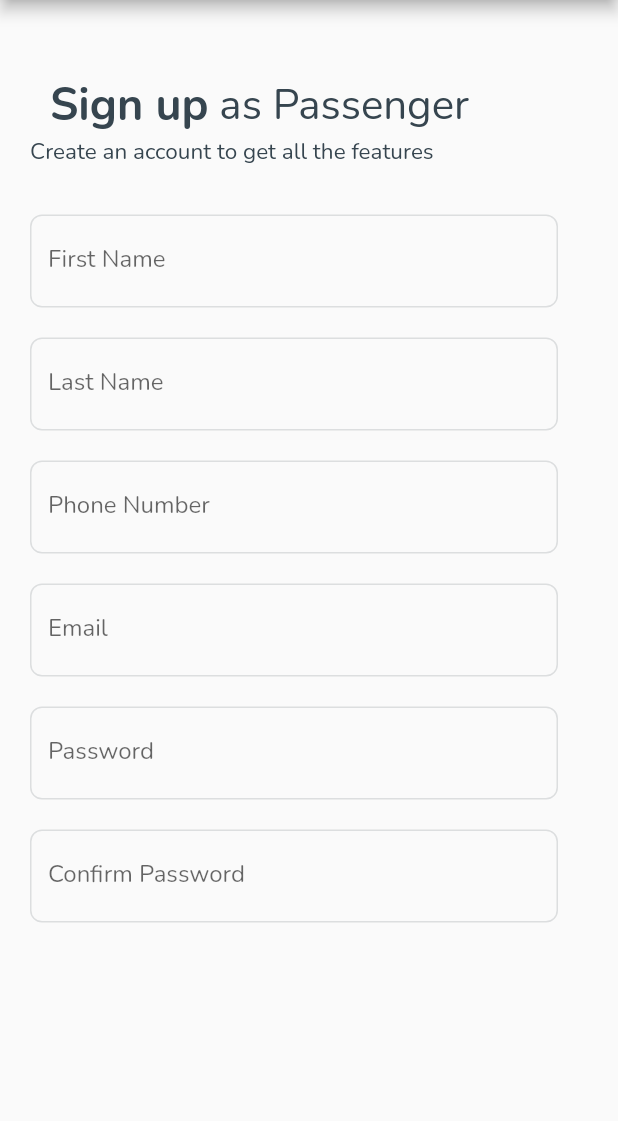
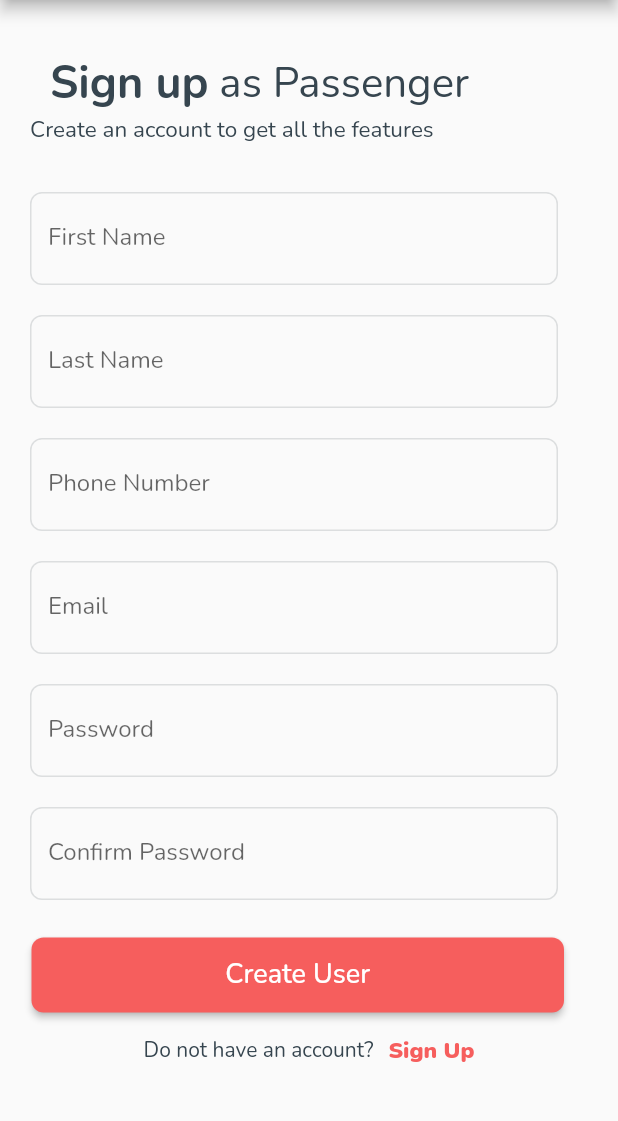
Before and after one commit to SyedAhris/saath-chalo, a Flutter app: the SignupPassenger screen opened directly, on a phone screen of 412 x 824 dp, the part 84-1205 px from its top. Run offline on Flutter 3.47's test engine with Material 2 defaults, Android fonts, the phone set to English and light mode, and no system bars; our stand-ins replace google_fonts; missing offline and left inert: sign_button.

Commit message:
more paddings and signup changes

```diff
--- a/lib/driver_pages/login_page_driver.dart
+++ b/lib/driver_pages/login_page_driver.dart
@@ -102,7 +102,7 @@ class _LoginPageDriverState extends State<LoginPageDriver> {
                 ),
 
                 Padding(
-                  padding: const EdgeInsets.only(top: 25),
+                  padding: const EdgeInsets.only(top: 35),
                   child: SizedBox(
                     width: 360,
                     height: 50,
@@ -151,7 +151,7 @@ class _LoginPageDriverState extends State<LoginPageDriver> {
                 ),
 
                 Padding(
-                  padding: const EdgeInsets.only(top: 25),
+                  padding: const EdgeInsets.only(top: 25, bottom: 25),
                   child: Row(
                     mainAxisAlignment: MainAxisAlignment.center,
                     children: [
--- a/lib/main.dart
+++ b/lib/main.dart
@@ -1,6 +1,7 @@
 import 'package:flutter/material.dart';
 import 'package:flutterdemo/driver_pages/login_page_driver.dart';
 import 'package:flutterdemo/passenger_pages/login_page_passenger.dart';
+import 'package:flutterdemo/passenger_pages/signup_page_passenger.dart';
 import 'package:google_fonts/google_fonts.dart';
 
 
@@ -66,8 +67,9 @@ class _MyHomePageState extends State<MyHomePage> {
       ),
       floatingActionButton: FloatingActionButton(
         onPressed: (){
-          Navigator.of(context).push(MaterialPageRoute(builder: (context)=>LoginPageDriver())
-          );
+          Navigator.of(context).push(MaterialPageRoute(builder: (context)=>LoginPagePassenger()));
+          //Navigator.of(context).push(MaterialPageRoute(builder: (context)=>SignupPassenger()));
+          //Navigator.of(context).push(MaterialPageRoute(builder: (context)=>SignupPassenger()));
         },
         child: const Icon(Icons.add),
       ),
--- a/lib/passenger_pages/login_page_passenger.dart
+++ b/lib/passenger_pages/login_page_passenger.dart
@@ -20,7 +20,7 @@ class _LoginPagePassengerState extends State<LoginPagePassenger> {
       ),
       body: SingleChildScrollView(
         child: Padding(
-          padding: const EdgeInsets.only(top: 50),
+          padding: const EdgeInsets.only(top: 35),
           child: Center(
             child: Column(
               children: [
@@ -151,7 +151,7 @@ class _LoginPagePassengerState extends State<LoginPagePassenger> {
                 ),
 
                 Padding(
-                  padding: const EdgeInsets.only(top: 25),
+                  padding: const EdgeInsets.only(top: 25, bottom: 25),
                   child: Row(
                     mainAxisAlignment: MainAxisAlignment.center,
                     children: [
--- a/lib/passenger_pages/signup_page_passenger.dart
+++ b/lib/passenger_pages/signup_page_passenger.dart
@@ -16,7 +16,7 @@ class _SignupPassengerState extends State<SignupPassenger> {
         ),
         body: SingleChildScrollView(
           child: Padding(
-            padding: const EdgeInsets.only(top: 50),
+            padding: const EdgeInsets.only(top: 35),
             child: Center(
               child: Column(
                 children: [
@@ -133,6 +133,46 @@ class _SignupPassengerState extends State<SignupPassenger> {
                         ),
                       ],
                     ),
+                  ),
+
+                  Padding(
+                    padding: const EdgeInsets.only(top: 25, right: 15),
+                    child: SizedBox(
+                      width: 355,
+                      height: 50,
+                      child: ElevatedButton(
+                          style: ElevatedButton.styleFrom(
+                            shape: RoundedRectangleBorder(borderRadius: BorderRadius.circular(8)),
+                          ),
+                          onPressed: () {
+
+                          },
+                          child: const Text("Create User", style: TextStyle(fontSize: 18))
+                      ),
+                    ),
+                  ),
+
+                  Padding(
+                    padding: const EdgeInsets.only(top: 15),
+                    child: Row(
+                      mainAxisAlignment: MainAxisAlignment.center,
+                      children: [
+                        const Text("Do not have an account?"),
+                        const SizedBox(width: 10),
+                        GestureDetector(
+                          onTap: (){
+
+                          },
+                          child: const Text("Sign Up",
+                              style: TextStyle(
+                                  fontSize: 15,
+                                  color: Color(0xffF65E5D),
+                                  fontWeight: FontWeight.w900
+                              )
+                          ),
+                        )
+                      ],
+                    ),
                   )
 
                 ],
```
